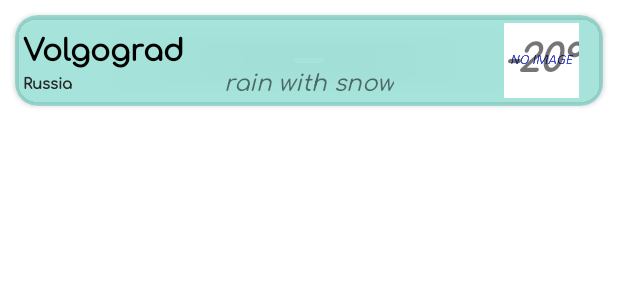
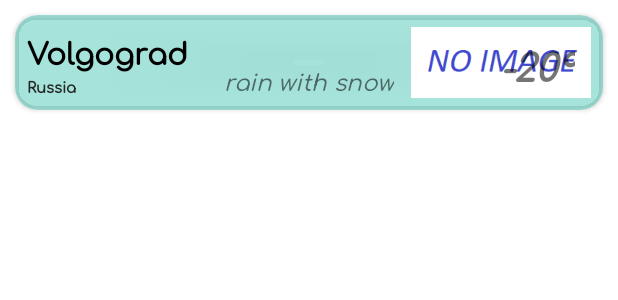
Before and after one commit to vk-andrei/Kotlin_GB, an Android app: the layout fragment_history_recycler_item.xml on its own in the app's theme, with its tools: preview values and no code run, on a phone screen of 412 x 824 dp. Shown: the top 300 px of the screen. Run offline under Robolectric (Android 15) with nearby library versions, the light colour scheme and no system bars.

Commit message:
Lesson 8. Refactoring.

```diff
--- a/app/src/main/res/layout/fragment_history_recycler_item.xml
+++ b/app/src/main/res/layout/fragment_history_recycler_item.xml
@@ -18,11 +18,22 @@
         android:layout_width="match_parent"
         android:layout_height="wrap_content"
         android:orientation="vertical"
-        android:padding="5dp">
+        android:padding="8dp">
 
         <androidx.constraintlayout.widget.ConstraintLayout
             android:layout_width="match_parent"
             android:layout_height="wrap_content">
+
+            <ImageView
+                android:id="@+id/iv_icon_condition"
+                android:layout_width="120dp"
+                android:layout_height="0dp"
+                android:adjustViewBounds="true"
+                android:scaleType="centerCrop"
+                app:layout_constraintBottom_toBottomOf="parent"
+                app:layout_constraintEnd_toEndOf="parent"
+                app:layout_constraintTop_toTopOf="parent"
+                tools:src="@drawable/condition_none" />
 
             <TextView
                 android:id="@+id/tv_city_name_history"
@@ -48,32 +59,6 @@
                 app:layout_constraintStart_toStartOf="@id/tv_city_name_history"
                 app:layout_constraintTop_toBottomOf="@id/tv_city_name_history" />
 
-            <FrameLayout
-                android:id="@+id/fl_for_icon_condition"
-                android:layout_width="wrap_content"
-                android:layout_height="wrap_content"
-                app:layout_constraintBottom_toBottomOf="parent"
-                app:layout_constraintEnd_toEndOf="parent"
-                app:layout_constraintTop_toTopOf="parent">
-
-                <ImageView
-                    android:id="@+id/iv_icon_condition"
-                    android:layout_width="50dp"
-                    android:layout_height="50dp"
-                    tools:src="@drawable/condition_none" />
-
-                <TextView
-                    android:id="@+id/tv_temperature"
-                    android:layout_width="wrap_content"
-                    android:layout_height="wrap_content"
-                    android:layout_marginEnd="5dp"
-                    android:paddingEnd="5dp"
-                    android:textSize="25sp"
-                    android:textStyle="bold|italic"
-                    tools:text="-20°" />
-
-            </FrameLayout>
-
             <TextView
                 android:id="@+id/tv_condition"
                 android:layout_width="wrap_content"
@@ -85,6 +70,20 @@
                 app:layout_constraintStart_toStartOf="parent"
                 tools:text="rain with snow" />
 
+            <TextView
+                android:id="@+id/tv_temperature"
+                android:layout_width="wrap_content"
+                android:layout_height="wrap_content"
+                android:layout_marginEnd="5dp"
+                android:paddingEnd="5dp"
+                android:shadowRadius="10"
+                android:textSize="25sp"
+                android:textStyle="bold|italic"
+                app:layout_constraintBottom_toBottomOf="parent"
+                app:layout_constraintEnd_toEndOf="parent"
+                app:layout_constraintTop_toTopOf="parent"
+                tools:text="-20°" />
+
         </androidx.constraintlayout.widget.ConstraintLayout>
 
     </androidx.appcompat.widget.LinearLayoutCompat>
```
